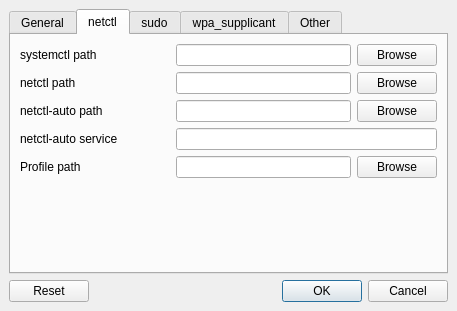
Old version of the form sources/gui/src/settingswindow.ui in the repository arcan1s/netctl-gui.
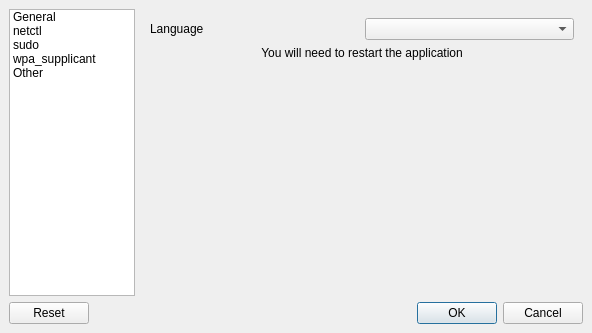
New version of the form. The open tabs and pages were chosen to show the change. Icons and pictures are not drawn.

What changed in the file:
```diff
--- a/sources/gui/src/settingswindow.ui
+++ b/sources/gui/src/settingswindow.ui
@@ -6,26 +6,109 @@
    <rect>
     <x>0</x>
     <y>0</y>
-    <width>457</width>
-    <height>311</height>
+    <width>592</width>
+    <height>333</height>
    </rect>
   </property>
   <property name="windowTitle">
    <string>Settings</string>
   </property>
   <widget class="QWidget" name="centralwidget">
-   <layout class="QVBoxLayout" name="verticalLayout_6">
-    <item>
-     <widget class="QTabWidget" name="tabWidget">
-      <property name="currentIndex">
-       <number>0</number>
-      </property>
-      <widget class="QWidget" name="tab_general">
-       <attribute name="title">
-        <string>General</string>
-       </attribute>
        <layout class="QVBoxLayout" name="verticalLayout_2">
         <item>
+     <layout class="QHBoxLayout" name="horizontalLayout">
+      <item>
+       <widget class="QTreeWidget" name="treeWidget">
+        <property name="editTriggers">
+         <set>QAbstractItemView::NoEditTriggers</set>
+        </property>
+        <property name="showDropIndicator" stdset="0">
+         <bool>false</bool>
+        </property>
+        <property name="iconSize">
+         <size>
+          <width>32</width>
+          <height>32</height>
+         </size>
+        </property>
+        <property name="indentation">
+         <number>0</number>
+        </property>
+        <property name="rootIsDecorated">
+         <bool>false</bool>
+        </property>
+        <property name="itemsExpandable">
+         <bool>false</bool>
+        </property>
+        <property name="wordWrap">
+         <bool>true</bool>
+        </property>
+        <property name="headerHidden">
+         <bool>true</bool>
+        </property>
+        <column>
+         <property name="text">
+          <string/>
+         </property>
+        </column>
+        <item>
+         <property name="text">
+          <string>General</string>
+         </property>
+         <property name="icon">
+          <iconset theme="preferences-system">
+           <normaloff/>
+          </iconset>
+         </property>
+        </item>
+        <item>
+         <property name="text">
+          <string>netctl</string>
+         </property>
+         <property name="icon">
+          <iconset resource="../../resources/resources.qrc">
+           <normaloff>:/icon.png</normaloff>:/icon.png</iconset>
+         </property>
+        </item>
+        <item>
+         <property name="text">
+          <string>sudo</string>
+         </property>
+         <property name="icon">
+          <iconset theme="gksu">
+           <normaloff/>
+          </iconset>
+         </property>
+        </item>
+        <item>
+         <property name="text">
+          <string>wpa_supplicant</string>
+         </property>
+         <property name="icon">
+          <iconset resource="../../resources/resources.qrc">
+           <normaloff>:/wifi.png</normaloff>:/wifi.png</iconset>
+         </property>
+        </item>
+        <item>
+         <property name="text">
+          <string>Other</string>
+         </property>
+         <property name="icon">
+          <iconset theme="configure">
+           <normaloff/>
+          </iconset>
+         </property>
+        </item>
+       </widget>
+      </item>
+      <item>
+       <widget class="QStackedWidget" name="stackedWidget">
+        <property name="currentIndex">
+         <number>0</number>
+        </property>
+        <widget class="QWidget" name="page_general">
+         <layout class="QVBoxLayout" name="verticalLayout">
+          <item>
          <layout class="QHBoxLayout" name="layout_language">
           <item>
            <widget class="QLabel" name="label_language">
@@ -60,19 +143,16 @@
           </property>
           <property name="sizeHint" stdset="0">
            <size>
-            <width>20</width>
-            <height>40</height>
+              <width>424</width>
+              <height>223</height>
            </size>
           </property>
          </spacer>
         </item>
        </layout>
       </widget>
-      <widget class="QWidget" name="tab_netctl">
-       <attribute name="title">
-        <string>netctl</string>
-       </attribute>
-       <layout class="QVBoxLayout" name="verticalLayout">
+        <widget class="QWidget" name="page_netctl">
+         <layout class="QVBoxLayout" name="verticalLayout_3">
         <item>
          <layout class="QHBoxLayout" name="layout_systemctlPath">
           <item>
@@ -228,19 +308,16 @@
           </property>
           <property name="sizeHint" stdset="0">
            <size>
-            <width>20</width>
-            <height>40</height>
+              <width>424</width>
+              <height>122</height>
            </size>
           </property>
          </spacer>
         </item>
        </layout>
       </widget>
-      <widget class="QWidget" name="tab_sudo">
-       <attribute name="title">
-        <string>sudo</string>
-       </attribute>
-       <layout class="QVBoxLayout" name="verticalLayout_3">
+        <widget class="QWidget" name="page_sudo">
+         <layout class="QVBoxLayout" name="verticalLayout_4">
         <item>
          <layout class="QHBoxLayout" name="layout_sudo">
           <item>
@@ -287,11 +364,8 @@
         </item>
        </layout>
       </widget>
-      <widget class="QWidget" name="tab_wpaSup">
-       <attribute name="title">
-        <string>wpa_supplicant</string>
-       </attribute>
-       <layout class="QVBoxLayout" name="verticalLayout_4">
+        <widget class="QWidget" name="page_wpaSup">
+         <layout class="QVBoxLayout" name="verticalLayout_5">
         <item>
          <layout class="QHBoxLayout" name="layout_wpaSupPath">
           <item>
@@ -496,11 +570,8 @@
         </item>
        </layout>
       </widget>
-      <widget class="QWidget" name="tab_other">
-       <attribute name="title">
-        <string>Other</string>
-       </attribute>
-       <layout class="QVBoxLayout" name="verticalLayout_5">
+        <widget class="QWidget" name="page_other">
+         <layout class="QVBoxLayout" name="verticalLayout_6">
         <item>
          <layout class="QHBoxLayout" name="layout_interfacesDir">
           <item>
@@ -594,8 +665,8 @@
           </property>
           <property name="sizeHint" stdset="0">
            <size>
-            <width>20</width>
-            <height>130</height>
+              <width>424</width>
+              <height>184</height>
            </size>
           </property>
          </spacer>
@@ -603,6 +674,8 @@
        </layout>
       </widget>
      </widget>
+      </item>
+     </layout>
     </item>
     <item>
      <widget class="QDialogButtonBox" name="buttonBox">
```
Left out of the diff: 10 changed lines with no effect on the pictures. Lines whose indentation alone changed are shown as unchanged.
